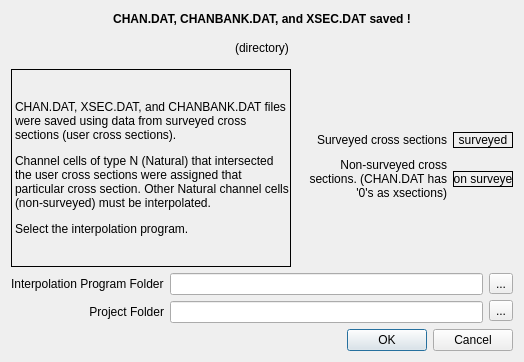
Old version of the form flo2d/ui/interpolate_xsections.ui in the repository FLO-2DSoftware/qgis-flo-2d-plugin.
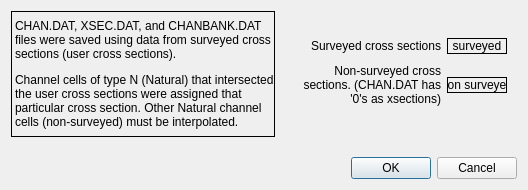
New version of the form.

Commit message: Simplified the widget.

Patch:
```diff
--- a/flo2d/ui/interpolate_xsections.ui
+++ b/flo2d/ui/interpolate_xsections.ui
@@ -6,8 +6,8 @@
    <rect>
     <x>0</x>
     <y>0</y>
-    <width>524</width>
-    <height>362</height>
+    <width>528</width>
+    <height>190</height>
    </rect>
   </property>
   <property name="sizePolicy">
@@ -19,7 +19,7 @@
   <property name="minimumSize">
    <size>
     <width>520</width>
-    <height>362</height>
+    <height>190</height>
    </size>
   </property>
   <property name="maximumSize">
@@ -32,182 +32,7 @@
    <string>Run Cross Sections Interpolation</string>
   </property>
   <layout class="QGridLayout" name="gridLayout_10">
-   <item row="0" column="0" colspan="3">
-    <layout class="QGridLayout" name="gridLayout_2">
-     <item row="0" column="0">
-      <layout class="QGridLayout" name="gridLayout">
-       <item row="0" column="0">
-        <widget class="QLabel" name="header_lbl_2">
-         <property name="sizePolicy">
-          <sizepolicy hsizetype="Fixed" vsizetype="Fixed">
-           <horstretch>0</horstretch>
-           <verstretch>0</verstretch>
-          </sizepolicy>
-         </property>
-         <property name="minimumSize">
-          <size>
-           <width>350</width>
-           <height>16</height>
-          </size>
-         </property>
-         <property name="maximumSize">
-          <size>
-           <width>350</width>
-           <height>16</height>
-          </size>
-         </property>
-         <property name="text">
-          <string>&lt;html&gt;&lt;head/&gt;&lt;body&gt;&lt;p&gt;&lt;span style=&quot; font-weight:600;&quot;&gt;CHAN.DAT, CHANBANK.DAT,  and XSEC.DAT saved !&lt;/span&gt;&lt;/p&gt;&lt;/body&gt;&lt;/html&gt;</string>
-         </property>
-         <property name="alignment">
-          <set>Qt::AlignCenter</set>
-         </property>
-        </widget>
-       </item>
-      </layout>
-     </item>
-     <item row="1" column="0">
-      <widget class="QLabel" name="directory_lbl">
-       <property name="sizePolicy">
-        <sizepolicy hsizetype="Expanding" vsizetype="Fixed">
-         <horstretch>0</horstretch>
-         <verstretch>0</verstretch>
-        </sizepolicy>
-       </property>
-       <property name="minimumSize">
-        <size>
-         <width>500</width>
-         <height>30</height>
-        </size>
-       </property>
-       <property name="maximumSize">
-        <size>
-         <width>450</width>
-         <height>30</height>
-        </size>
-       </property>
-       <property name="text">
-        <string>(directory)</string>
-       </property>
-       <property name="scaledContents">
-        <bool>false</bool>
-       </property>
-       <property name="alignment">
-        <set>Qt::AlignCenter</set>
-       </property>
-       <property name="wordWrap">
-        <bool>true</bool>
-       </property>
-      </widget>
-     </item>
-    </layout>
-   </item>
-   <item row="4" column="0" colspan="3">
-    <layout class="QGridLayout" name="gridLayout_7">
-     <item row="0" column="0">
-      <layout class="QGridLayout" name="gridLayout_6">
-       <item row="0" column="0">
-        <widget class="QLabel" name="label">
-         <property name="text">
-          <string>Interpolation Program Folder</string>
-         </property>
-        </widget>
-       </item>
-       <item row="1" column="0">
-        <widget class="QLabel" name="label_2">
-         <property name="text">
-          <string>Project Folder</string>
-         </property>
-         <property name="alignment">
-          <set>Qt::AlignRight|Qt::AlignTrailing|Qt::AlignVCenter</set>
-         </property>
-        </widget>
-       </item>
-      </layout>
-     </item>
-     <item row="0" column="1">
-      <layout class="QGridLayout" name="gridLayout_4">
-       <item row="0" column="0">
-        <widget class="QLineEdit" name="interpolation_le"/>
-       </item>
-       <item row="1" column="0">
-        <widget class="QLineEdit" name="project_le"/>
-       </item>
-      </layout>
-     </item>
-     <item row="0" column="2">
-      <layout class="QGridLayout" name="gridLayout_5">
-       <item row="0" column="0">
-        <widget class="QToolButton" name="interpolation_browse">
-         <property name="text">
-          <string>...</string>
-         </property>
-        </widget>
-       </item>
-       <item row="1" column="0">
-        <widget class="QToolButton" name="project_browse">
-         <property name="text">
-          <string>...</string>
-         </property>
-        </widget>
-       </item>
-      </layout>
-     </item>
-    </layout>
-   </item>
-   <item row="3" column="2">
-    <spacer name="verticalSpacer">
-     <property name="orientation">
-      <enum>Qt::Vertical</enum>
-     </property>
-     <property name="sizeHint" stdset="0">
-      <size>
-       <width>20</width>
-       <height>40</height>
-      </size>
-     </property>
-    </spacer>
-   </item>
-   <item row="5" column="2">
-    <widget class="QDialogButtonBox" name="buttonBox">
-     <property name="orientation">
-      <enum>Qt::Horizontal</enum>
-     </property>
-     <property name="standardButtons">
-      <set>QDialogButtonBox::Cancel|QDialogButtonBox::Ok</set>
-     </property>
-     <property name="centerButtons">
-      <bool>false</bool>
-     </property>
-    </widget>
-   </item>
-   <item row="1" column="0" rowspan="3">
-    <widget class="QLabel" name="header_lbl">
-     <property name="frameShape">
-      <enum>QFrame::Panel</enum>
-     </property>
-     <property name="text">
-      <string>&lt;html&gt;&lt;head/&gt;&lt;body&gt;&lt;p&gt;CHAN.DAT,  XSEC.DAT, and CHANBANK.DAT files were saved using data from surveyed cross sections (user cross sections). &lt;/p&gt;&lt;p&gt;Channel cells of type N (Natural) that intersected the user cross sections were assigned that particular cross section. Other Natural channel cells (non-surveyed) must be interpolated. &lt;/p&gt;&lt;p&gt;Select the interpolation program.&lt;/p&gt;&lt;/body&gt;&lt;/html&gt;</string>
-     </property>
-     <property name="wordWrap">
-      <bool>true</bool>
-     </property>
-    </widget>
-   </item>
-   <item row="1" column="2">
-    <spacer name="verticalSpacer_2">
-     <property name="orientation">
-      <enum>Qt::Vertical</enum>
-     </property>
-     <property name="sizeHint" stdset="0">
-      <size>
-       <width>20</width>
-       <height>40</height>
-      </size>
-     </property>
-    </spacer>
-   </item>
-   <item row="2" column="1" colspan="2">
+   <item row="1" column="1" colspan="2">
     <layout class="QGridLayout" name="gridLayout_9">
      <item row="0" column="0">
       <layout class="QGridLayout" name="gridLayout_8">
@@ -322,15 +147,67 @@
      </item>
     </layout>
    </item>
-   <item row="5" column="0" colspan="2">
-    <spacer name="horizontalSpacer_3">
+   <item row="0" column="0" rowspan="3">
+    <widget class="QLabel" name="header_lbl">
+     <property name="frameShape">
+      <enum>QFrame::Panel</enum>
+     </property>
+     <property name="text">
+      <string>&lt;html&gt;&lt;head/&gt;&lt;body&gt;&lt;p&gt;CHAN.DAT,  XSEC.DAT, and CHANBANK.DAT files were saved using data from surveyed cross sections (user cross sections). &lt;/p&gt;&lt;p&gt;Channel cells of type N (Natural) that intersected the user cross sections were assigned that particular cross section. Other Natural channel cells (non-surveyed) must be interpolated. &lt;/p&gt;&lt;/body&gt;&lt;/html&gt;</string>
+     </property>
+     <property name="wordWrap">
+      <bool>true</bool>
+     </property>
+    </widget>
+   </item>
+   <item row="2" column="2">
+    <spacer name="verticalSpacer">
+     <property name="orientation">
+      <enum>Qt::Vertical</enum>
+     </property>
+     <property name="sizeHint" stdset="0">
+      <size>
+       <width>20</width>
+       <height>40</height>
+      </size>
+     </property>
+    </spacer>
+   </item>
+   <item row="4" column="0">
+    <spacer name="verticalSpacer_2">
+     <property name="orientation">
+      <enum>Qt::Vertical</enum>
+     </property>
+     <property name="sizeHint" stdset="0">
+      <size>
+       <width>20</width>
+       <height>40</height>
+      </size>
+     </property>
+    </spacer>
+   </item>
+   <item row="5" column="2">
+    <widget class="QDialogButtonBox" name="buttonBox">
      <property name="orientation">
       <enum>Qt::Horizontal</enum>
      </property>
+     <property name="standardButtons">
+      <set>QDialogButtonBox::Cancel|QDialogButtonBox::Ok</set>
+     </property>
+     <property name="centerButtons">
+      <bool>false</bool>
+     </property>
+    </widget>
+   </item>
+   <item row="0" column="2">
+    <spacer name="verticalSpacer_3">
+     <property name="orientation">
+      <enum>Qt::Vertical</enum>
+     </property>
      <property name="sizeHint" stdset="0">
       <size>
-       <width>251</width>
-       <height>20</height>
+       <width>20</width>
+       <height>40</height>
       </size>
      </property>
     </spacer>
```
Left out of the diff: 20 changed lines with no effect on the pictures. The commit also changes 2 other files.
